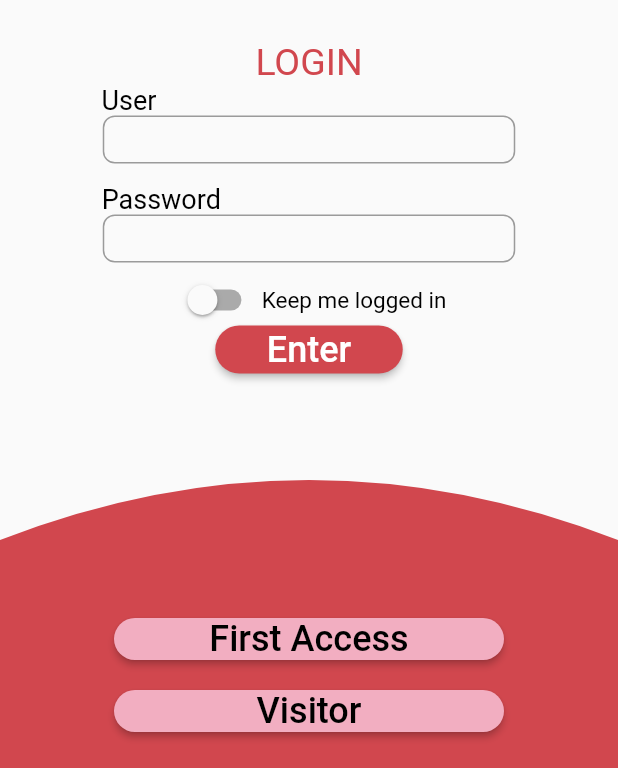
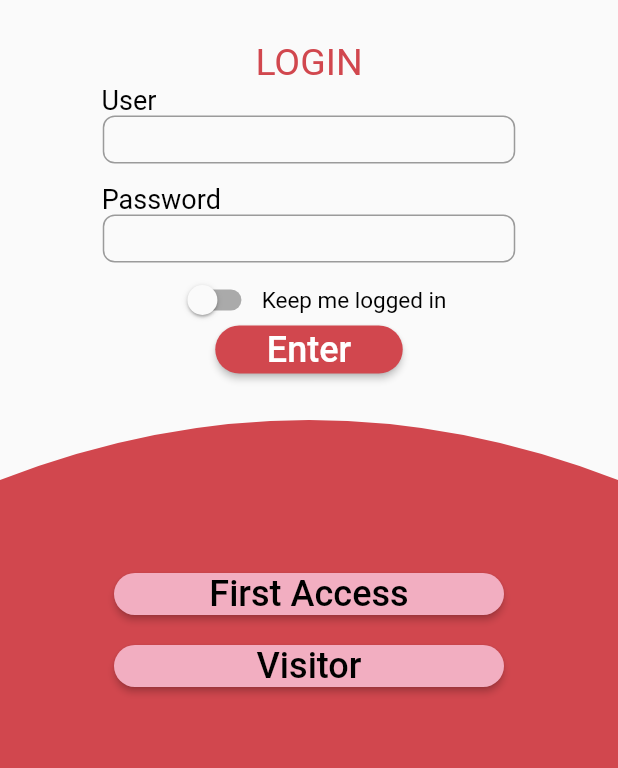
Before and after one commit to manbbo/call_for_help, a Flutter app: the screen it shows after launch, on a phone screen of 412 x 824 dp, the part 468-1236 px from its top. Run offline on Flutter 3.47's test engine with Material 2 defaults, Android fonts, the phone set to English and light mode, and no system bars; our stand-ins replace carousel_slider, webview_flutter.

Commit message:
Ajustando algumas coisas na tela principal de login

```diff
--- a/lib/firstpage.dart
+++ b/lib/firstpage.dart
@@ -144,16 +144,16 @@ class _FirstPageState extends State<FirstPage> {
           new Stack(
             children: <Widget>[
               new Container(
-                padding: EdgeInsets.only(top: (MediaQuery.of(context).size.height/2) +180),
+                padding: EdgeInsets.only(top: (MediaQuery.of(context).size.height/2) +140),
                 child: new ClipPath(
                 clipper: FirstPageCustomClipper(),
                 child: Container(
                   width: 500,
-                  height: 287.58,
+                  height: 300,
                   color: Color.fromRGBO(209, 71, 78, 1),
                 ),),),
               new Container(
-                padding: EdgeInsets.only(top: MediaQuery.of(context).size.height- 110),
+                padding: EdgeInsets.only(top: MediaQuery.of(context).size.height- 140),
                 alignment: Alignment.bottomCenter,
                 child: new Column(
                   children: <Widget>[
```
